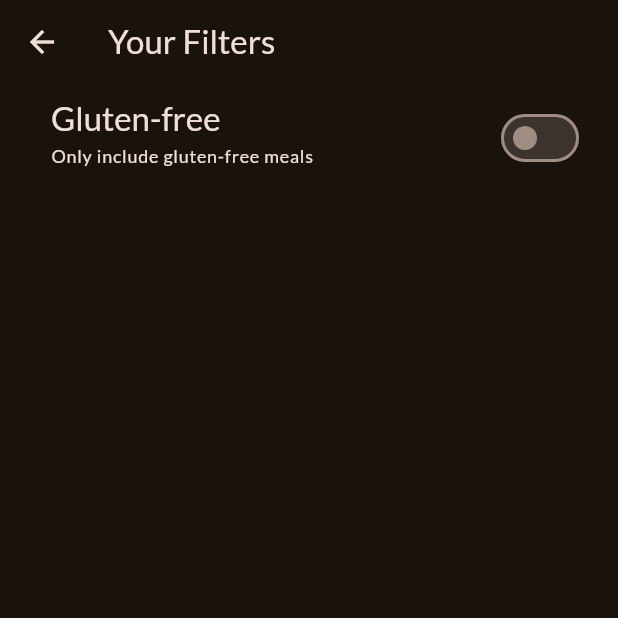
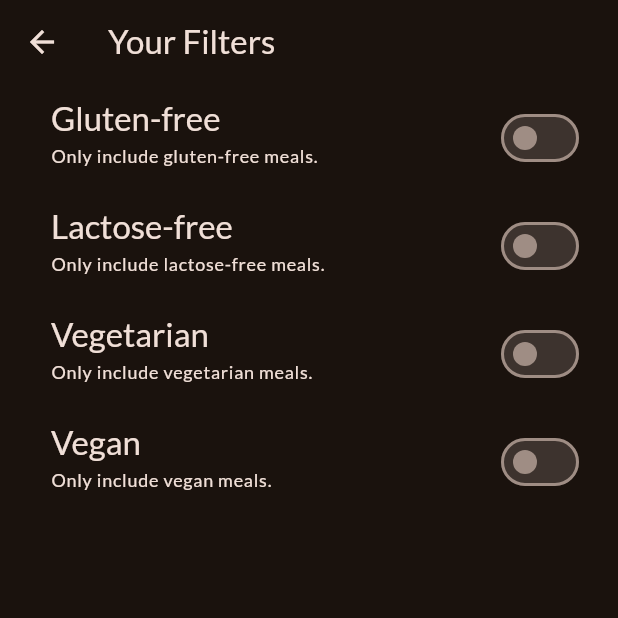
Before and after one commit to rebertiger/meals_app, a Flutter app: the FiltersScreen screen opened directly, on a phone screen of 412 x 824 dp, the top half of it. Run offline on Flutter 3.47's test engine with Material 3 defaults, Android fonts, the phone set to English and light mode, and no system bars; our stand-ins replace google_fonts, transparent_image.

Commit message:
Reverting changes

```diff
--- a/lib/screens/filters.dart
+++ b/lib/screens/filters.dart
@@ -1,4 +1,12 @@
+
 import 'package:flutter/material.dart';
+
+enum Filter{
+  glutenfree,
+  lactosefree,
+  vegetarian,
+  vegan,
+}
 
 class FiltersScreen extends StatefulWidget {
   const FiltersScreen({super.key});
@@ -10,8 +18,10 @@ class FiltersScreen extends StatefulWidget {
 }
 
 class _FiltersScreenState extends State<FiltersScreen> {
-  var _glutenFreeFilterSet = false;
-
+  bool _glutenFreeFilterSet = false;
+  bool _lactoseFreeFilterSet = false;
+  bool _vegetarianFilterSet = false;
+  bool _veganFilterSet = false;
 
   @override
   Widget build(BuildContext context) {
@@ -20,7 +30,19 @@ class _FiltersScreenState extends State<FiltersScreen> {
         title: const Text('Your Filters'),
         actions: const [],
       ),
-      body: Column(
+      body: PopScope(
+        canPop: false,
+        onPopInvoked:(bool didPop){
+          if(didPop) return;
+          Navigator.of(context).pop({
+            Filter.glutenfree: _glutenFreeFilterSet,
+            Filter.lactosefree: _lactoseFreeFilterSet,
+            Filter.vegetarian: _vegetarianFilterSet,
+            Filter.vegan: _veganFilterSet,
+          });
+        },
+
+        child: Column(
           children: [
             SwitchListTile(
               value: _glutenFreeFilterSet,
@@ -31,22 +53,88 @@ class _FiltersScreenState extends State<FiltersScreen> {
               },
               title: Text(
                 'Gluten-free',
-              style: Theme.of(context)
-                  .textTheme
-                  .titleLarge!
-                  .copyWith(color: Theme.of(context).colorScheme.onSurface),
+                style: Theme.of(context).textTheme.titleLarge!.copyWith(
+                      color: Theme.of(context).colorScheme.onSurface,
+                    ),
               ),
               subtitle: Text(
-              'Only include gluten-free meals',
-              style: Theme.of(context)
-                  .textTheme
-                  .labelMedium!
-                  .copyWith(color: Theme.of(context).colorScheme.onSurface),
+                'Only include gluten-free meals.',
+                style: Theme.of(context).textTheme.labelMedium!.copyWith(
+                      color: Theme.of(context).colorScheme.onSurface,
+                    ),
               ),
               activeColor: Theme.of(context).colorScheme.tertiary,
-            contentPadding: const EdgeInsets.only(left: 34,right: 22),
+              contentPadding: const EdgeInsets.only(left: 34, right: 22),
             ),
+            SwitchListTile(
+              value: _lactoseFreeFilterSet,
+              onChanged: (isChecked) {
+                setState(() {
+                  _lactoseFreeFilterSet = isChecked;
+                });
+              },
+              title: Text(
+                'Lactose-free',
+                style: Theme.of(context).textTheme.titleLarge!.copyWith(
+                      color: Theme.of(context).colorScheme.onSurface,
+                    ),
+              ),
+              subtitle: Text(
+                'Only include lactose-free meals.',
+                style: Theme.of(context).textTheme.labelMedium!.copyWith(
+                      color: Theme.of(context).colorScheme.onSurface,
+                    ),
+              ),
+              activeColor: Theme.of(context).colorScheme.tertiary,
+              contentPadding: const EdgeInsets.only(left: 34, right: 22),
+            ),
+            SwitchListTile(
+              value: _vegetarianFilterSet,
+              onChanged: (isChecked) {
+                setState(() {
+                  _vegetarianFilterSet = isChecked;
+                });
+              },
+              title: Text(
+                'Vegetarian',
+                style: Theme.of(context).textTheme.titleLarge!.copyWith(
+                      color: Theme.of(context).colorScheme.onSurface,
+                    ),
+              ),
+              subtitle: Text(
+                'Only include vegetarian meals.',
+                style: Theme.of(context).textTheme.labelMedium!.copyWith(
+                      color: Theme.of(context).colorScheme.onSurface,
+                    ),
+              ),
+              activeColor: Theme.of(context).colorScheme.tertiary,
+              contentPadding: const EdgeInsets.only(left: 34, right: 22),
+            ),
+            SwitchListTile(
+              value: _veganFilterSet,
+              onChanged: (isChecked) {
+                setState(() {
+                  _veganFilterSet = isChecked;
+                });
+              },
+              title: Text(
+                'Vegan',
+                style: Theme.of(context).textTheme.titleLarge!.copyWith(
+                      color: Theme.of(context).colorScheme.onSurface,
+                    ),
+              ),
+              subtitle: Text(
+                'Only include vegan meals.',
+                style: Theme.of(context).textTheme.labelMedium!.copyWith(
+                      color: Theme.of(context).colorScheme.onSurface,
+                    ),
+              ),
+              activeColor: Theme.of(context).colorScheme.tertiary,
+              contentPadding: const EdgeInsets.only(left: 34, right: 22),
+            ),
+
           ],
+        ),
       ),
     );
   }
```
Lines whose indentation alone changed are shown as unchanged.
